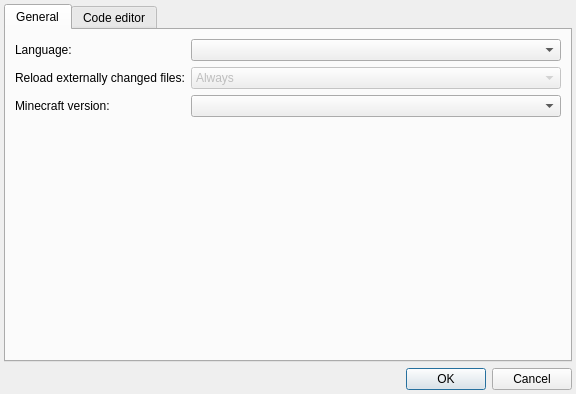
Above: src/settingsdialog.ui from IoeCmcomc/MCDatapacker before the change. Below: the same form after it.
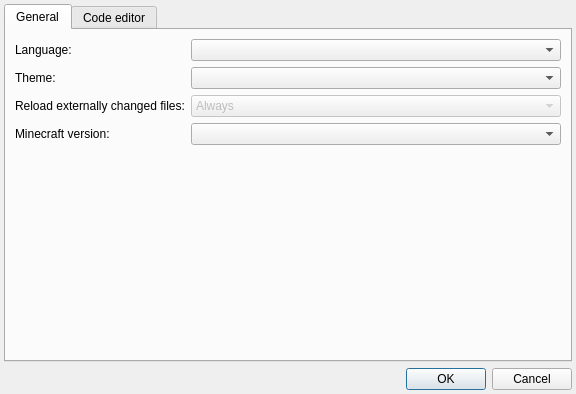
That is the form after the change.

Commit message:
[Impl] Allow user to change the application theme
- Change stylesheets of dialogs extending frame on Windows to prevent
black rendering on Fusion theme.

The edit to the form file:
```diff
--- a/src/settingsdialog.ui
+++ b/src/settingsdialog.ui
@@ -56,14 +56,14 @@
        <item row="0" column="1">
         <widget class="QComboBox" name="languageCombo"/>
        </item>
-       <item row="1" column="0">
+       <item row="2" column="0">
         <widget class="QLabel" name="label_2">
          <property name="text">
           <string>Reload externally changed files:</string>
          </property>
         </widget>
        </item>
-       <item row="1" column="1">
+       <item row="2" column="1">
         <widget class="QComboBox" name="reloadExternChangesCombo">
          <property name="enabled">
           <bool>false</bool>
@@ -85,16 +85,29 @@
          </item>
         </widget>
        </item>
-       <item row="2" column="0">
+       <item row="3" column="0">
         <widget class="QLabel" name="label_6">
          <property name="text">
           <string>Minecraft version:</string>
          </property>
         </widget>
        </item>
-       <item row="2" column="1">
+       <item row="3" column="1">
         <widget class="QComboBox" name="gameVersionCombo"/>
        </item>
+       <item row="1" column="0">
+        <widget class="QLabel" name="label_8">
+         <property name="text">
+          <string>Theme:</string>
+         </property>
+         <property name="buddy">
+          <cstring>themeCombo</cstring>
+         </property>
+        </widget>
+       </item>
+       <item row="1" column="1">
+        <widget class="QComboBox" name="themeCombo"/>
+       </item>
       </layout>
      </widget>
      <widget class="QWidget" name="codeEditorTab">
```
Left out of the diff: 26 changed lines with no effect on the pictures. The commit also changes 8 other files.
